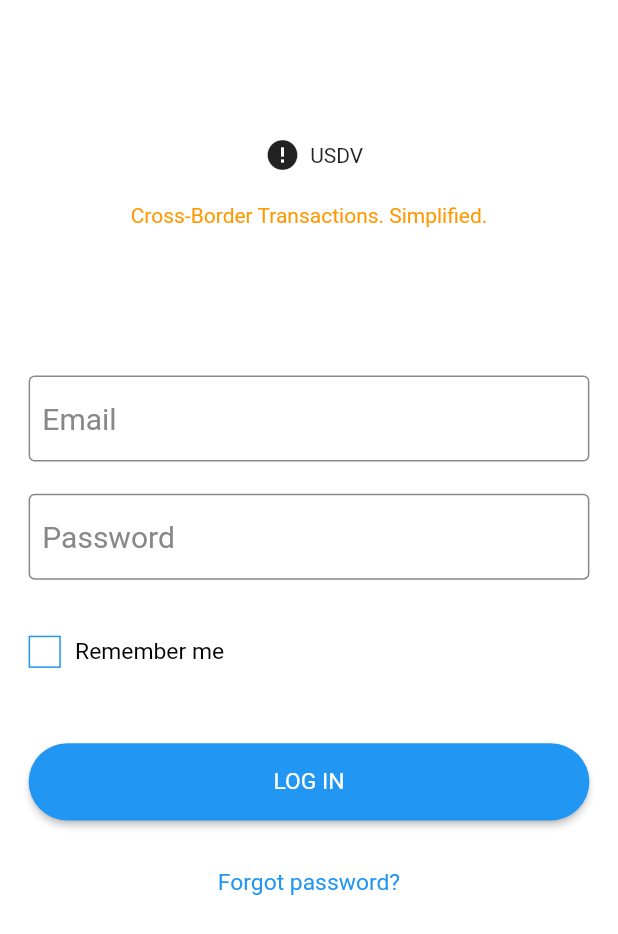
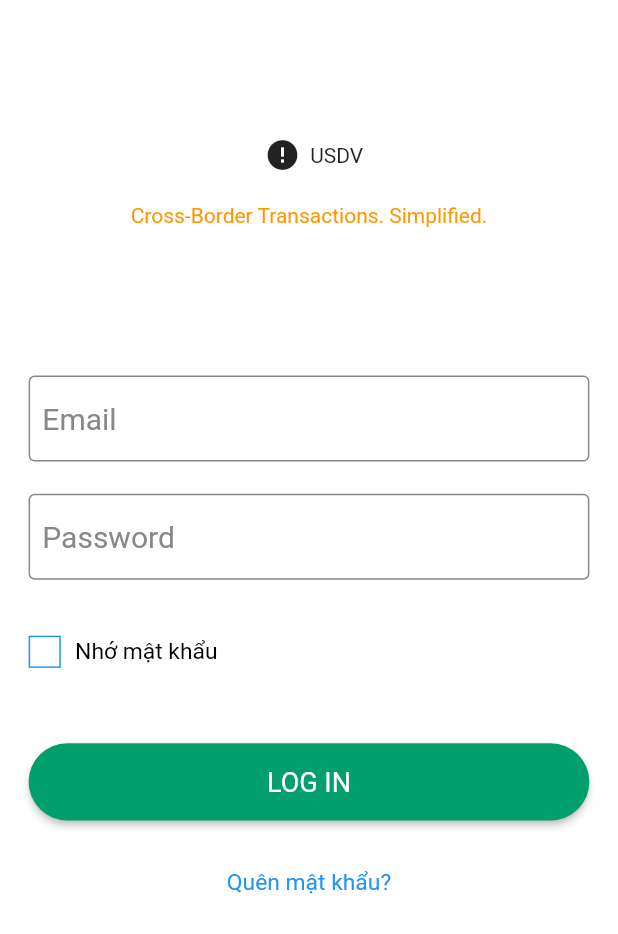
Before and after one commit to Honghm/flutter_teamplate, a Flutter app: the WalletLoginScreen screen opened directly, on a phone screen of 412 x 824 dp. Shown: the top 934 px of the screen. Run offline on Flutter 3.47's test engine with Material 2 defaults, Android fonts, the phone set to English and light mode, and no system bars; our stand-ins replace another_flushbar, bloc, camera, equatable, flutter_bloc, flutter_screenutil and 1 more; missing offline and left inert: photo_manager.

Commit message:
[01/12/21] update_!

```diff
--- a/example/lib/screen1.dart
+++ b/example/lib/screen1.dart
@@ -1,12 +1,11 @@
-
 import 'package:flutter/cupertino.dart';
 import 'package:flutter/material.dart';
 import 'package:flutter_bloc/flutter_bloc.dart';
 import 'package:flutter_modules/flutter_modules.dart';
-
+import 'package:flutter_modules/modules/wallet/models/customize_login_screen.dart';
 
 class Screen1 extends StatefulWidget {
-  const Screen1({ Key? key }) : super(key: key);
+  const Screen1({Key? key}) : super(key: key);
 
   @override
   _Screen1State createState() => _Screen1State();
@@ -16,7 +15,7 @@ class _Screen1State extends State<Screen1> {
   @override
   Widget build(BuildContext context) {
     return NestedWillPopScope(
-      onWillPop: ()async{
+      onWillPop: () async {
         print("pop screen 1");
         return true;
       },
@@ -25,7 +24,6 @@ class _Screen1State extends State<Screen1> {
         body: Center(
           child: Text("Screen 1", style: TextStyle(color: Colors.black)),
         ),
-
       ),
     );
   }
@@ -41,18 +39,11 @@ class DemoWalletLogin extends StatelessWidget {
     return BlocProvider(
       create: (context) => WalletLoginBloc(),
       child: WalletLoginScreen(
-        logo: Row(
-          mainAxisSize: MainAxisSize.min,
-          children: [
-            Container(height: 86.h, width: 86.h, child: Icon(Icons.error)),
-            Flexible(
-                child: Text(
-              "USDV",
-
-            ))
-          ],
+        customizeWidgetRemember: CustomizeWidgetRemember(
+          title: "Nhớ mật khẩu",
+          // rememberMeChanged: (bool value) {},
         ),
-        subtitle: "Cross-Border Transactions. Simplified.",
+        customizeWidgetForgotPassword: CustomizeWidgetForgotPassword(
           onForgotPasswordClicked: () async {
             // return Navigator.push<bool>(
             //   context,
@@ -81,22 +72,33 @@ class DemoWalletLogin extends StatelessWidget {
             //     ),
             //   ),
             // );
-
           },
-        forgotPasswordText: "Forgot password?",
-        rememberMeChanged: (bool value) {},
-        rememberMeText: "Remember me",
-
+          title: "Quên mật khẩu?",
+        ),
+        customizeLoginScreen: CustomizeLoginScreen(
+          logo: Row(
+            mainAxisSize: MainAxisSize.min,
+            children: [
+              Container(height: 86.h, width: 86.h, child: Icon(Icons.error)),
+              Flexible(
+                  child: Text(
+                "USDV",
+              ))
+            ],
+          ),
+          subtitle: "Cross-Border Transactions. Simplified.",
           primaryColor: Colors.blue,
           subtitleStyle: TextStyle(color: Colors.orange),
           textFieldStyle:
               TextStyle(fontSize: 20, color: Colors.lightBlueAccent),
+        ),
         onWalletLoginClicked: (
           String email,
           String password,
           void Function() onSuccess,
           void Function() onFailed,
         ) async {
+          print("run here");
           await Future.delayed(Duration(seconds: 2));
           onSuccess();
           // Navigator.push(
@@ -106,8 +108,6 @@ class DemoWalletLogin extends StatelessWidget {
           //   ),
           // );
         },
-        buttonSuccessText: "AAAAAAAAAAAAAAA",
-        buttonSuccessColor: Colors.blue,
       ),
     );
   }
--- a/lib/modules/wallet/login_bloc/wallet_login_bloc.dart
+++ b/lib/modules/wallet/login_bloc/wallet_login_bloc.dart
@@ -35,10 +35,12 @@ WalletLoginBloc() : super(WalletLoginState.initial()) {
       emit(state.copyWith(rememberMe: event.rememberMe));
     });
     on<WalletLoginClicked>((event, emit) async {
+
       if (!passReg.hasMatch(state.password) || !emailReg.hasMatch(state.email))
         return;
 
       emit(state.copyWith(buttonStatus: ButtonStatus.loading));
+
       await event.onWalletLoginClicked(
         state.email,
         state.password,
--- a/lib/modules/wallet/login_screen.dart
+++ b/lib/modules/wallet/login_screen.dart
@@ -1,58 +1,27 @@
-
 part of flutter_modules;
 
-
-
-typedef WalletLoginCallback = Future<void> Function(String email, String password,
-    void Function() onSuccess, void Function() onFailed);
+typedef WalletLoginCallback = Future<void> Function(String email,
+    String password, void Function() onSuccess, void Function() onFailed);
 
 class WalletLoginScreen extends StatefulWidget {
+  final WalletLoginCallback onWalletLoginClicked;
+  final CustomizeLoginScreen? customizeLoginScreen;
+  final bool showRememberMe;
+  final bool showForgotPassword;
+  final bool showSignUp;
+  final CustomizeWidgetRemember? customizeWidgetRemember;
+  final CustomizeWidgetForgotPassword? customizeWidgetForgotPassword;
+
   const WalletLoginScreen({
     Key? key,
-    this.rememberMeChanged,
-    this.onForgotPasswordClicked,
+    this.customizeLoginScreen,
     required this.onWalletLoginClicked,
-    this.primaryColor,
-    this.backgroundColor,
-    this.subtitle,
-    this.logo,
-    this.subtitleStyle,
-    this.textFieldStyle,
-    this.buttonIdleText,
-    this.buttonErrorText,
-    this.buttonSuccessText,
-    this.buttonErrorColor,
-    this.buttonSuccessColor,
-    this.buttonTextStyle,
-    this.forgotPasswordText,
-    this.rememberMeText,
-    this.textFieldDecoration,
-  })  : assert((rememberMeChanged == null && rememberMeText == null) ||
-            (rememberMeChanged != null && rememberMeText != null)),
-        assert((forgotPasswordText == null &&
-                onForgotPasswordClicked == null) ||
-            (forgotPasswordText != null && onForgotPasswordClicked != null)),
-        assert(subtitle == null && subtitleStyle == null || subtitle != null),
-        super(key: key);
-
-  final ValueChanged<bool>? rememberMeChanged;
-  final Future<bool?> Function()? onForgotPasswordClicked;
-  final WalletLoginCallback onWalletLoginClicked;
-  final Color? primaryColor;
-  final Color? backgroundColor;
-  final String? subtitle;
-  final TextStyle? subtitleStyle;
-  final Widget? logo;
-  final TextStyle? textFieldStyle;
-  final String? buttonIdleText;
-  final String? buttonErrorText;
-  final String? buttonSuccessText;
-  final Color? buttonErrorColor;
-  final Color? buttonSuccessColor;
-  final TextStyle? buttonTextStyle;
-  final String? forgotPasswordText;
-  final String? rememberMeText;
-  final InputDecoration? textFieldDecoration;
+    this.showRememberMe = true,
+    this.showSignUp = true,
+    this.showForgotPassword = true,
+    this.customizeWidgetRemember,
+    this.customizeWidgetForgotPassword,
+  }) : super(key: key);
 
   @override
   _WalletLoginScreenState createState() => _WalletLoginScreenState();
@@ -63,8 +32,7 @@ class _WalletLoginScreenState extends State<WalletLoginScreen> {
   final TextEditingController _password = TextEditingController();
 
   WalletLoginBloc? _bloc;
-  TextStyle get buttonTextStyle =>
-      widget.buttonTextStyle ?? TextConfigs.kTextConfig;
+
   @override
   void didChangeDependencies() {
     if (_bloc == null) {
@@ -92,7 +60,7 @@ class _WalletLoginScreenState extends State<WalletLoginScreen> {
         }
       },
       child: Scaffold(
-        backgroundColor: widget.backgroundColor ?? ColorConfigs.kColorLight,
+        backgroundColor: widget.customizeLoginScreen!.backgroundColor,
         body: SafeArea(
           child: Padding(
             padding: EdgeInsets.only(left: 50.w, right: 50.w, top: 100.h),
@@ -105,15 +73,15 @@ class _WalletLoginScreenState extends State<WalletLoginScreen> {
                     SizedBox(
                       height: 98.h,
                     ),
-                    if (widget.logo != null) widget.logo!,
+                    if (widget.customizeLoginScreen!.logo != null)
+                      widget.customizeLoginScreen!.logo!,
                     SizedBox(
                       height: 32.h,
                     ),
-                    if (widget.subtitle != null)
+                    if (widget.customizeLoginScreen!.subtitle != null)
                       Text(
-                        widget.subtitle!,
-                        style:
-                            widget.subtitleStyle ?? TextConfigs.kText40Normal_Dark,
+                        widget.customizeLoginScreen!.subtitle!,
+                        style: widget.customizeLoginScreen!.subtitleStyle,
                       ),
                     SizedBox(
                       height: 30.h,
@@ -125,25 +93,25 @@ class _WalletLoginScreenState extends State<WalletLoginScreen> {
                 ),
                 TextFormField(
                   controller: _email,
-                  style: widget.textFieldStyle ?? TextConfigs.kText40Normal_Dark,
+                  style: widget.customizeLoginScreen!.textFieldStyle,
                   onChanged: (val) => _bloc!.add(WalletLoginEmailChanged(val)),
-                  cursorColor: widget.primaryColor ?? ColorConfigs.kColorPrimary,
+                  cursorColor: widget.customizeLoginScreen!.primaryColor,
                   keyboardType: TextInputType.emailAddress,
-                  decoration: widget.textFieldDecoration ??
+                  decoration: widget
+                          .customizeLoginScreen!.textFieldDecoration ??
                       InputDecoration(
                         contentPadding: EdgeInsets.symmetric(
                             vertical: 40.h, horizontal: 24.w),
                         isDense: true,
                         focusedBorder: OutlineInputBorder(
                             borderSide: BorderSide(
-                                color: widget.primaryColor ??
-                                    ColorConfigs.kColorPrimary)),
+                                color:
+                                    widget.customizeLoginScreen!.primaryColor)),
                         enabledBorder: OutlineInputBorder(
                             borderSide:
                                 BorderSide(color: ColorConfigs.kColorHint)),
-                        hintStyle: widget.textFieldStyle
-                                ?.copyWith(color: ColorConfigs.kColorHint) ??
-                            TextConfigs.kText40Normal_Hint,
+                        hintStyle: widget.customizeLoginScreen!.textFieldStyle!
+                            .copyWith(color: ColorConfigs.kColorHint),
                         hintText: "Email",
                       ),
                 ),
@@ -165,12 +133,14 @@ class _WalletLoginScreenState extends State<WalletLoginScreen> {
                   },
                 ),
                 TextFormField(
-                  onChanged: (val) => _bloc!.add(WalletLoginPasswordChanged(val)),
+                  onChanged: (val) =>
+                      _bloc!.add(WalletLoginPasswordChanged(val)),
                   controller: _password,
-                  style: widget.textFieldStyle ?? TextConfigs.kText40Normal_Dark,
-                  cursorColor: widget.primaryColor ?? ColorConfigs.kColorPrimary,
+                  style: widget.customizeLoginScreen!.textFieldStyle,
+                  cursorColor: widget.customizeLoginScreen!.primaryColor,
                   obscureText: true,
-                  decoration: widget.textFieldDecoration ??
+                  decoration: widget
+                          .customizeLoginScreen!.textFieldDecoration ??
                       InputDecoration(
                         contentPadding: EdgeInsets.symmetric(
                             vertical: 40.h, horizontal: 24.w),
@@ -180,11 +150,10 @@ class _WalletLoginScreenState extends State<WalletLoginScreen> {
                                 BorderSide(color: ColorConfigs.kColorHint)),
                         focusedBorder: OutlineInputBorder(
                             borderSide: BorderSide(
-                                color: widget.primaryColor ??
-                                    ColorConfigs.kColorPrimary)),
-                        hintStyle: widget.textFieldStyle
-                                ?.copyWith(color: ColorConfigs.kColorHint) ??
-                            TextConfigs.kText40Normal_Hint,
+                                color:
+                                    widget.customizeLoginScreen!.primaryColor)),
+                        hintStyle: widget.customizeLoginScreen!.textFieldStyle
+                            ?.copyWith(color: ColorConfigs.kColorHint),
                         hintText: "Password",
                       ),
                 ),
@@ -205,11 +174,13 @@ class _WalletLoginScreenState extends State<WalletLoginScreen> {
                 SizedBox(
                   height: 70.h,
                 ),
-                if (widget.rememberMeText != null)
+                if (widget.showRememberMe)
                   InkWell(
                     onTap: () {
                       _bloc!.add(WalletLoginRememberMeChanged(
-                          !_bloc!.state.rememberMe, widget.rememberMeChanged!));
+                          !_bloc!.state.rememberMe,
+                          widget.customizeWidgetRemember!.rememberMeChanged ??
+                              (value) {}));
                     },
                     child: Container(
                       height: 84.h,
@@ -217,20 +188,34 @@ class _WalletLoginScreenState extends State<WalletLoginScreen> {
                         children: [
                           BlocSelector<WalletLoginBloc, WalletLoginState, bool>(
                             selector: (state) => state.rememberMe,
-                            builder: (context, rememberMe) {
-                              return Container(
+                            builder: (context, result) {
+                              if (result) {
+                                return widget
+                                        .customizeWidgetRemember!.iconEnable ??
+                                    Container(
                                       height: 50.h,
                                       width: 50.h,
                                       decoration: BoxDecoration(
-                                  color: rememberMe
-                                      ? widget.primaryColor ??
-                                          ColorConfigs.kColorPrimary
-                                      : Colors.transparent,
+                                        color: ColorConfigs.kColorPrimary,
                                         border: Border.all(
-                                      color: widget.primaryColor ??
-                                          ColorConfigs.kColorPrimary),
+                                            color: widget.customizeLoginScreen!
+                                                .primaryColor),
                                       ),
                                     );
+                              } else {
+                                return widget
+                                        .customizeWidgetRemember!.iconDisable ??
+                                    Container(
+                                      height: 50.h,
+                                      width: 50.h,
+                                      decoration: BoxDecoration(
+                                        color: Colors.transparent,
+                                        border: Border.all(
+                                            color: widget.customizeLoginScreen!
+                                                .primaryColor),
+                                      ),
+                                    );
+                              }
                             },
                           ),
                           SizedBox(
@@ -241,8 +226,11 @@ class _WalletLoginScreenState extends State<WalletLoginScreen> {
                                 height: 84.h,
                                 alignment: Alignment.centerLeft,
                                 child: Text(
-                                  widget.rememberMeText ?? "Remember me",
-                                  style: TextConfigs.kText40Normal_Dark,
+                                  widget.customizeWidgetRemember!.title ??
+                                      "Remember me",
+                                  style: widget.customizeWidgetRemember!
+                                          .styleTitle ??
+                                      TextConfigs.kText40Normal_Dark,
                                 )),
                           )
                         ],
@@ -254,7 +242,8 @@ class _WalletLoginScreenState extends State<WalletLoginScreen> {
                 ),
                 Container(
                   alignment: Alignment.center,
-                  child: BlocSelector<WalletLoginBloc, WalletLoginState, ButtonStatus>(
+                  child: BlocSelector<WalletLoginBloc, WalletLoginState,
+                      ButtonStatus>(
                     selector: (state) => state.buttonStatus,
                     builder: (context, buttonStatus) {
                       return ProgressButtonAnimation(
@@ -264,49 +253,40 @@ class _WalletLoginScreenState extends State<WalletLoginScreen> {
                           onPressed: () => _bloc!.add(
                                 WalletLoginClicked(widget.onWalletLoginClicked),
                               ),
-                        stateWidgets: {
-                          ButtonStatus.idle: Text(
-                            widget.buttonIdleText ?? "LOG IN",
-                            style: buttonTextStyle,
-                          ),
-                          ButtonStatus.fail: Text(
-                            widget.buttonErrorText ?? "Có lỗi xảy ra",
-                            style: buttonTextStyle,
-                          ),
-                          ButtonStatus.success: Text(
-                            widget.buttonSuccessText ?? "LOG IN",
-                            style: buttonTextStyle,
-                          ),
-                        },
-                        stateColors: {
-                          ButtonStatus.idle:
-                              widget.primaryColor ?? ColorConfigs.kColorPrimary,
-                          ButtonStatus.loading:
-                              widget.primaryColor ?? ColorConfigs.kColorPrimary,
-                          ButtonStatus.fail:
-                              widget.buttonErrorColor ?? ColorConfigs.kColorError,
-                          ButtonStatus.success:
-                              widget.buttonSuccessColor ?? ColorConfigs.kColorPrimary,
-                        },
-                      );
+                          stateWidgets:
+                              widget.customizeLoginScreen!.stateWidgets,
+                          stateColors:
+                              widget.customizeLoginScreen!.stateColors);
                     },
                   ),
                 ),
                 SizedBox(
                   height: 75.h,
                 ),
-                if (widget.forgotPasswordText != null)
+                if (widget.showForgotPassword)
                   Container(
                     alignment: Alignment.center,
                     child: InkWell(
                       onTap: () {
-                        _bloc!.add(WalletLoginForgotPasswordClicked(
-                            widget.onForgotPasswordClicked!));
+
+                        if (widget.customizeWidgetForgotPassword!
+                                .onForgotPasswordClicked !=
+                            null) {
+                          _bloc!.add(WalletLoginForgotPasswordClicked(widget
+                              .customizeWidgetForgotPassword!
+                              .onForgotPasswordClicked!));
+                        } else {
+
+                        }
                       },
                       child: Text(
-                        widget.forgotPasswordText!,
-                        style: TextConfigs.kText40Normal_Primary
-                            .copyWith(color: widget.primaryColor),
+                        widget.customizeWidgetForgotPassword!.title ??
+                            "Forgot password?",
+                        style: widget
+                                .customizeWidgetForgotPassword!.styleTitle ??
+                            TextConfigs.kText40Normal_Primary.copyWith(
+                                color:
+                                    widget.customizeLoginScreen!.primaryColor),
                       ),
                     ),
                   )
--- /dev/null
+++ b/lib/modules/wallet/models/customize_login_screen.dart
@@ -0,0 +1,92 @@
+import 'package:flutter/material.dart';
+import 'package:flutter_modules/constants/color_configs.dart';
+import 'package:flutter_modules/constants/text_configs.dart';
+import 'package:flutter_modules/flutter_modules.dart';
+
+class CustomizeLoginScreen {
+  final Color primaryColor;
+  final Color backgroundColor;
+  final String? subtitle;
+  final TextStyle subtitleStyle;
+  final Widget? logo;
+  final TextStyle? textFieldStyle;
+  final InputDecoration? textFieldDecoration;
+  final Map<ButtonStatus, Widget>? stateWidgets;
+  final Map<ButtonStatus, Color>? stateColors;
+
+  CustomizeLoginScreen({
+    this.primaryColor = ColorConfigs.kColorPrimary,
+    this.backgroundColor = ColorConfigs.kColorLight,
+    this.subtitle,
+    this.logo,
+    this.subtitleStyle = const TextStyle(
+      fontSize: 18,
+      fontWeight: FontWeight.normal,
+      color: ColorConfigs.kColorDark,
+    ),
+    this.textFieldStyle = const TextStyle(
+      fontSize: 18,
+      fontWeight: FontWeight.normal,
+      color: ColorConfigs.kColorDark,
+    ),
+    this.textFieldDecoration,
+    this.stateWidgets = const {
+      ButtonStatus.idle: Text(
+        "LOG IN",
+        style: const TextStyle(
+          fontSize: 18,
+          fontWeight: FontWeight.normal,
+          color: ColorConfigs.kColorLight,
+        ),
+      ),
+      ButtonStatus.fail: Text(
+        "Có lỗi xảy ra",
+        style: const TextStyle(
+          fontSize: 18,
+          fontWeight: FontWeight.normal,
+          color: ColorConfigs.kColorLight,
+        ),
+      ),
+      ButtonStatus.success: Text(
+        "LOG IN",
+        style: const TextStyle(
+          fontSize: 18,
+          fontWeight: FontWeight.normal,
+          color: ColorConfigs.kColorLight,
+        ),
+      ),
+    },
+    this.stateColors = const {
+      ButtonStatus.idle: ColorConfigs.kColorPrimary,
+      ButtonStatus.loading: ColorConfigs.kColorPrimary,
+      ButtonStatus.fail: ColorConfigs.kColorError,
+      ButtonStatus.success: ColorConfigs.kColorPrimary,
+    },
+  });
+}
+
+class CustomizeWidgetRemember {
+  final String? title;
+  final TextStyle? styleTitle;
+  final Widget? iconEnable;
+  final Widget? iconDisable;
+  final ValueChanged<bool>? rememberMeChanged;
+
+  CustomizeWidgetRemember(
+      {this.title,
+      this.styleTitle,
+      this.iconEnable,
+      this.iconDisable,
+      this.rememberMeChanged});
+}
+
+class CustomizeWidgetForgotPassword {
+  final String? title;
+  final TextStyle? styleTitle;
+  final Widget? icon;
+
+  final Future<bool?> Function()? onForgotPasswordClicked;
+
+  CustomizeWidgetForgotPassword(
+      {this.title, this.styleTitle, this.icon, this.onForgotPasswordClicked});
+}
--- a/pubspec.yaml
+++ b/pubspec.yaml
@@ -1,6 +1,6 @@
 name: flutter_modules
 description: Template of some commonly used widgets.
-version: 0.0.12
+version: 0.0.13
 homepage: https://github.com/Covisoft/flutter_modules
 
 environment:
```
Also changed, not shown: lib/constants/text_input_pormatter.dart (added, +35 -0 lines), lib/flutter_modules.dart (+9 -15 lines), lib/modules/wallet/forgot_password_screen.dart (added, +199 -0 lines), example/pubspec.lock. Lines whose indentation alone changed are shown as unchanged.
